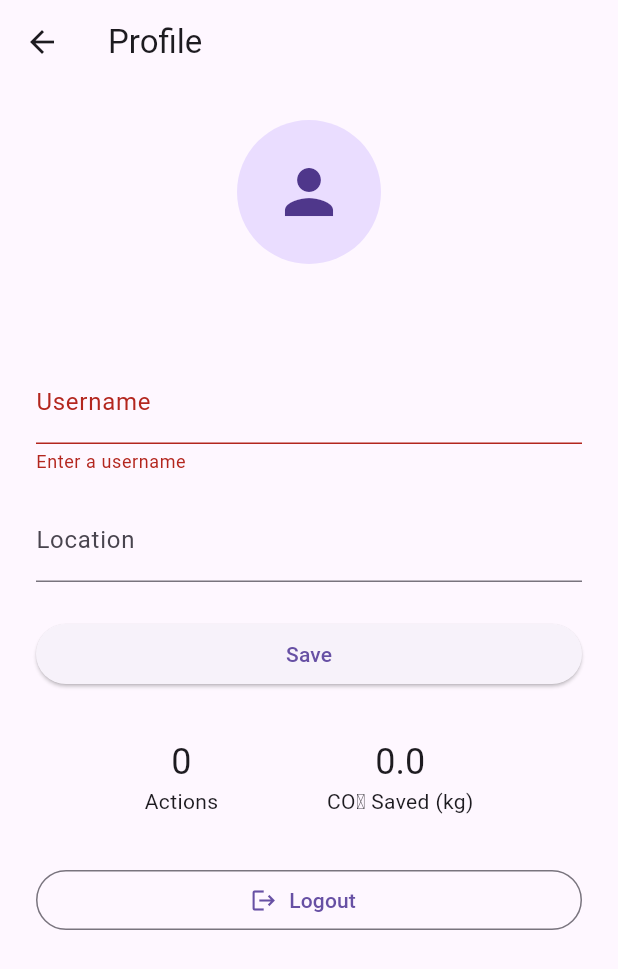
After one commit to abascharles/PLPMERN, a Flutter app: the ProfileScreen screen opened by its route, after a tap on "Save", on a phone screen of 412 x 824 dp. The commit adds this screen. Shown: the top 969 px of the screen. Run offline on Flutter 3.47's test engine with Material 3 defaults, Android fonts, the phone set to English and light mode, and no system bars; our stand-ins replace fl_chart, supabase_flutter; accounts and stored records are empty; network calls fail.

Commit message:
feat: user profile

```diff
--- a/GreenSteps/lib/main.dart
+++ b/GreenSteps/lib/main.dart
@@ -5,6 +5,7 @@ import 'screens/login_screen.dart';
 import 'screens/signup_screen.dart';
 import 'screens/dashboard_screen.dart';
 import 'screens/leaderboard_screen.dart';
+import 'screens/profile_screen.dart';
 
 void main() async {
   WidgetsFlutterBinding.ensureInitialized();
@@ -40,6 +41,7 @@ class MyApp extends StatelessWidget {
         '/signup': (context) => const SignupScreen(),
         '/dashboard': (context) => const DashboardScreen(),
         '/leaderboard': (context) => const LeaderboardScreen(),
+        '/profile': (context) => const ProfileScreen(),
       },
     );
   }
--- a/GreenSteps/lib/screens/dashboard_screen.dart
+++ b/GreenSteps/lib/screens/dashboard_screen.dart
@@ -93,6 +93,13 @@ class _DashboardScreenState extends State<DashboardScreen> {
       appBar: AppBar(
         title: const Text('GreenSteps Dashboard'),
         actions: [
+          IconButton(
+            icon: const Icon(Icons.account_circle),
+            tooltip: 'Profile',
+            onPressed: () {
+              Navigator.pushNamed(context, '/profile');
+            },
+          ),
           IconButton(
             icon: const Icon(Icons.leaderboard),
             tooltip: 'Leaderboard',
--- a/GreenSteps/lib/screens/login_screen.dart
+++ b/GreenSteps/lib/screens/login_screen.dart
@@ -2,7 +2,7 @@ import 'package:flutter/material.dart';
 import '../services/auth_service.dart';
 
 class LoginScreen extends StatefulWidget {
-  const LoginScreen({Key? key}) : super(key: key);
+  const LoginScreen({super.key});
 
   @override
   State<LoginScreen> createState() => _LoginScreenState();
--- /dev/null
+++ b/GreenSteps/lib/screens/profile_screen.dart
@@ -0,0 +1,215 @@
+import 'package:flutter/material.dart';
+import 'package:supabase_flutter/supabase_flutter.dart';
+import '../services/eco_action_service.dart';
+import '../models/eco_action.dart';
+
+class ProfileScreen extends StatefulWidget {
+  const ProfileScreen({Key? key}) : super(key: key);
+
+  @override
+  State<ProfileScreen> createState() => _ProfileScreenState();
+}
+
+class _ProfileScreenState extends State<ProfileScreen> {
+  final _formKey = GlobalKey<FormState>();
+  final _usernameController = TextEditingController();
+  final _locationController = TextEditingController();
+  bool _isLoading = true;
+  bool _isSaving = false;
+  String? _error;
+  String? _email;
+  String? _avatarUrl;
+  double _totalCO2 = 0;
+  int _totalActions = 0;
+
+  @override
+  void initState() {
+    super.initState();
+    _fetchProfile();
+  }
+
+  Future<void> _fetchProfile() async {
+    setState(() {
+      _isLoading = true;
+      _error = null;
+    });
+    try {
+      final user = Supabase.instance.client.auth.currentUser;
+      if (user == null) {
+        setState(() {
+          _error = 'Not signed in.';
+          _isLoading = false;
+        });
+        return;
+      }
+      final userResp = await Supabase.instance.client
+          .from('users')
+          .select()
+          .eq('id', user.id)
+          .single();
+      _email = userResp['email'] as String?;
+      _avatarUrl = userResp['avatar_url'] as String?;
+      _usernameController.text = userResp['username'] ?? '';
+      _locationController.text = userResp['location'] ?? '';
+      // Fetch stats
+      final ecoActions = await EcoActionService().getActionsForUser(user.id);
+      _totalCO2 = ecoActions.fold(0, (sum, a) => sum + a.co2Saved);
+      _totalActions = ecoActions.length;
+      setState(() {
+        _isLoading = false;
+      });
+    } catch (e) {
+      setState(() {
+        _error = e.toString();
+        _isLoading = false;
+      });
+    }
+  }
+
+  Future<void> _saveProfile() async {
+    if (!_formKey.currentState!.validate()) return;
+    setState(() {
+      _isSaving = true;
+      _error = null;
+    });
+    try {
+      final user = Supabase.instance.client.auth.currentUser;
+      if (user == null) {
+        setState(() {
+          _error = 'Not signed in.';
+          _isSaving = false;
+        });
+        return;
+      }
+      await Supabase.instance.client
+          .from('users')
+          .update({
+            'username': _usernameController.text.trim(),
+            'location': _locationController.text.trim(),
+          })
+          .eq('id', user.id);
+      if (mounted) {
+        ScaffoldMessenger.of(
+          context,
+        ).showSnackBar(const SnackBar(content: Text('Profile updated!')));
+      }
+    } catch (e) {
+      setState(() {
+        _error = e.toString();
+      });
+    } finally {
+      setState(() {
+        _isSaving = false;
+      });
+    }
+  }
+
+  Future<void> _logout() async {
+    await Supabase.instance.client.auth.signOut();
+    if (mounted) {
+      Navigator.pushNamedAndRemoveUntil(context, '/login', (route) => false);
+    }
+  }
+
+  @override
+  Widget build(BuildContext context) {
+    return Scaffold(
+      appBar: AppBar(title: const Text('Profile')),
+      body: _isLoading
+          ? const Center(child: CircularProgressIndicator())
+          : _error != null
+          ? Center(
+              child: Text(_error!, style: const TextStyle(color: Colors.red)),
+            )
+          : SingleChildScrollView(
+              padding: const EdgeInsets.all(24.0),
+              child: Column(
+                children: [
+                  CircleAvatar(
+                    radius: 48,
+                    backgroundImage:
+                        _avatarUrl != null && _avatarUrl!.isNotEmpty
+                        ? NetworkImage(_avatarUrl!)
+                        : null,
+                    child: _avatarUrl == null || _avatarUrl!.isEmpty
+                        ? const Icon(Icons.person, size: 48)
+                        : null,
+                  ),
+                  const SizedBox(height: 16),
+                  Text(
+                    _email ?? '',
+                    style: Theme.of(context).textTheme.titleMedium,
+                  ),
+                  const SizedBox(height: 24),
+                  Form(
+                    key: _formKey,
+                    child: Column(
+                      children: [
+                        TextFormField(
+                          controller: _usernameController,
+                          decoration: const InputDecoration(
+                            labelText: 'Username',
+                          ),
+                          validator: (v) => v == null || v.trim().isEmpty
+                              ? 'Enter a username'
+                              : null,
+                        ),
+                        const SizedBox(height: 16),
+                        TextFormField(
+                          controller: _locationController,
+                          decoration: const InputDecoration(
+                            labelText: 'Location',
+                          ),
+                        ),
+                        const SizedBox(height: 24),
+                        SizedBox(
+                          width: double.infinity,
+                          child: ElevatedButton(
+                            onPressed: _isSaving ? null : _saveProfile,
+                            child: _isSaving
+                                ? const CircularProgressIndicator()
+                                : const Text('Save'),
+                          ),
+                        ),
+                      ],
+                    ),
+                  ),
+                  const SizedBox(height: 32),
+                  Row(
+                    mainAxisAlignment: MainAxisAlignment.spaceEvenly,
+                    children: [
+                      Column(
+                        children: [
+                          Text(
+                            _totalActions.toString(),
+                            style: Theme.of(context).textTheme.headlineSmall,
+                          ),
+                          const Text('Actions'),
+                        ],
+                      ),
+                      Column(
+                        children: [
+                          Text(
+                            _totalCO2.toStringAsFixed(1),
+                            style: Theme.of(context).textTheme.headlineSmall,
+                          ),
+                          const Text('CO₂ Saved (kg)'),
+                        ],
+                      ),
+                    ],
+                  ),
+                  const SizedBox(height: 32),
+                  SizedBox(
+                    width: double.infinity,
+                    child: OutlinedButton.icon(
+                      onPressed: _logout,
+                      icon: const Icon(Icons.logout),
+                      label: const Text('Logout'),
+                    ),
+                  ),
+                ],
+              ),
+            ),
+    );
+  }
+}
--- a/GreenSteps/lib/screens/signup_screen.dart
+++ b/GreenSteps/lib/screens/signup_screen.dart
@@ -2,7 +2,7 @@ import 'package:flutter/material.dart';
 import '../services/auth_service.dart';
 
 class SignupScreen extends StatefulWidget {
-  const SignupScreen({Key? key}) : super(key: key);
+  const SignupScreen({super.key});
 
   @override
   State<SignupScreen> createState() => _SignupScreenState();
--- a/GreenSteps/lib/services/auth_service.dart
+++ b/GreenSteps/lib/services/auth_service.dart
@@ -10,8 +10,8 @@ class AuthService {
     );
     if (response.user == null) {
       final error =
-          response.session?.user?.identities?.firstOrNull?.identityData != null
-          ? response.session!.user!.identities!.first.identityData!['error']
+          response.session?.user.identities?.firstOrNull?.identityData != null
+          ? response.session!.user.identities!.first.identityData!['error']
           : null;
       throw Exception(error ?? 'Login failed');
     }
@@ -24,8 +24,8 @@ class AuthService {
     );
     if (response.user == null) {
       final error =
-          response.session?.user?.identities?.firstOrNull?.identityData != null
-          ? response.session!.user!.identities!.first.identityData!['error']
+          response.session?.user.identities?.firstOrNull?.identityData != null
+          ? response.session!.user.identities!.first.identityData!['error']
           : null;
       throw Exception(error ?? 'Signup failed');
     }
@@ -36,10 +36,5 @@ class AuthService {
       Provider.google,
       redirectTo: null, // You can set a redirect URL for web
     );
-    // For mobile, the user will be redirected automatically
-    // For web, you may need to handle the redirect
-    if (res == null) {
-      throw Exception('Google sign-in failed');
-    }
   }
 }
```
